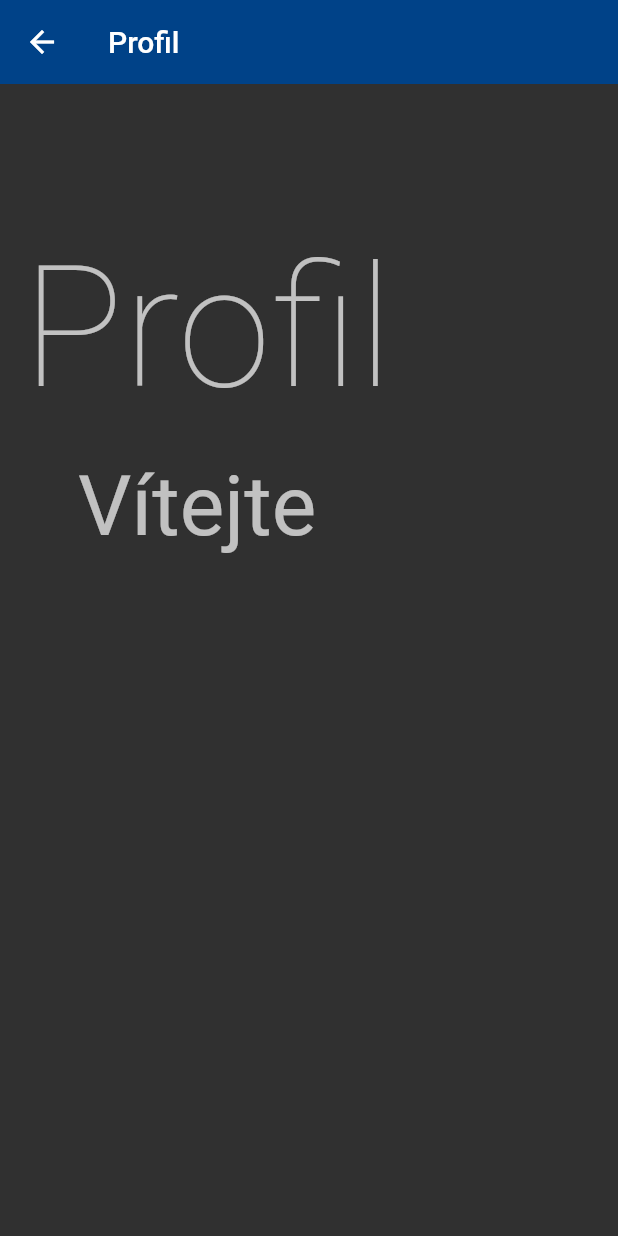
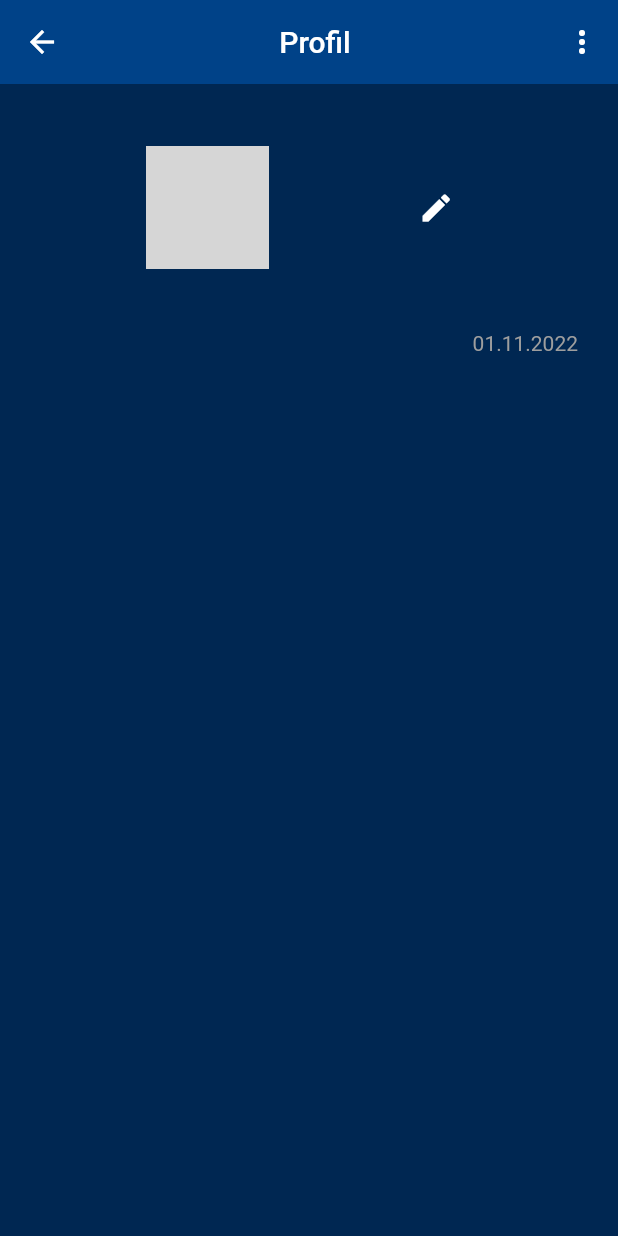
Before and after one commit to Dandix3/ALBI_MAT_PROJECT, a Flutter app: the UserScreen screen opened by its route, on a phone screen of 412 x 824 dp. Run offline on Flutter 3.47's test engine with Material 2 defaults, Android fonts, the phone set to English and light mode, and no system bars; our stand-ins replace animated_bottom_navigation_bar, shared_preferences; missing offline and left inert: crypt; accounts and stored records are empty; network calls fail; grey boxes are pictures that could not be loaded.

```diff
--- a/lib/auth/services/auth.service.dart
+++ b/lib/auth/services/auth.service.dart
@@ -64,8 +64,9 @@ class AuthService with ChangeNotifier {
     }
   }
 
-  Future<bool> logout() async {
+  Future<bool> logout(UserService userService) async {
     LocalStorage.removeData('token');
+    userService.clear();
     isAuthenticated = false;
     notifyListeners();
     return true;
--- a/lib/config/api_config.dart
+++ b/lib/config/api_config.dart
@@ -1,5 +1,5 @@
 
 class ApiConfig {
   //if you are using android studio emulator, change localhost to 10.0.2.2 http://127.0.0.1:8000 http://192.168.212.132:5173/ 192.168.212.132:8000 http://192.168.212.185:5173/api
-  static String url = 'http://localhost:8000/api';
+  static String url = 'http://localhost:8000/api/v1';
 }
--- /dev/null
+++ b/lib/config/theme.dart
@@ -0,0 +1,29 @@
+import 'package:flutter/material.dart';
+import 'package:albi_hry/config/colors.dart';
+
+
+ThemeData albi_theme = ThemeData.dark()
+    .copyWith( // možná appbar hodit průhledy jak HBO appka
+  useMaterial3: true,
+  colorScheme: const ColorScheme.dark().copyWith(
+    primary: AlbiColors.primaryColorBlue,
+    secondary: AlbiColors.primaryColorRed,
+    tertiary: AlbiColors.primaryColorYellow,
+    background: AlbiColors.backgroundColorLight,
+  ),
+  buttonTheme: const ButtonThemeData(
+    buttonColor: AlbiColors.primaryColorRed,
+    textTheme: ButtonTextTheme.primary,
+  ),
+  backgroundColor: AlbiColors.backgroundColorDark,
+  appBarTheme: const AppBarTheme(
+    backgroundColor: AlbiColors.backgroundColorLight,
+  ),
+  bottomNavigationBarTheme: const BottomNavigationBarThemeData(
+    backgroundColor: AlbiColors.backgroundColorLight,
+    selectedIconTheme: IconThemeData(color: AlbiColors.primaryColorYellow),
+    selectedItemColor: AlbiColors.primaryColorYellow,
+  ),
+  textTheme: const TextTheme(
+  ),
+);
--- a/lib/user/screens/user.screen.dart
+++ b/lib/user/screens/user.screen.dart
@@ -1,5 +1,8 @@
+import 'package:albi_hry/auth/services/auth.service.dart';
+import 'package:albi_hry/main.screen.dart';
 import 'package:flutter/material.dart';
 import 'package:provider/provider.dart';
+import 'package:intl/intl.dart';
 
 import '../services/user.service.dart';
 
@@ -13,34 +16,82 @@ class UserScreen extends StatelessWidget {
     final theme = Theme.of(context);
     final size = MediaQuery.of(context).size;
     final userService = Provider.of<UserService>(context);
+    final authService = Provider.of<AuthService>(context, listen: false);
+
+    Future<void> logout() async {
+      print("logout");
+      await authService.logout(userService).then((value) => Navigator.of(context).popUntil((route) => route.isFirst));
+    }
 
     return Scaffold(
+      backgroundColor: theme.backgroundColor,
       appBar: AppBar(
-        title: const Text('Profil'),
+        title: const Center(child: Text('Profil')),
+        actions: [
+          PopupMenuButton(itemBuilder: (context) {
+            return [
+              PopupMenuItem(
+                child: TextButton(
+                  onPressed:logout,
+                  child: const Text('Odhlásit se'),
+                ),
+              ),
+            ];
+          }),
+        ],
       ),
       body: SingleChildScrollView(
         child: SafeArea(
-          child: Padding(
-            padding: const EdgeInsets.all(15),
-            child: Consumer(
-              builder: (context, UserService userService, child) {
-                return Column(
-                  children: [
-                    SizedBox(height: size.height * 0.1),
-                    Text(
-                      'Profil',
-                      style: theme.textTheme.headline1,
+          child: Column(
+            children: [
+              SizedBox(height: size.height * 0.05),
+              Row(
+                crossAxisAlignment: CrossAxisAlignment.center,
+                mainAxisAlignment: MainAxisAlignment.center,
+                children: [
+                  ClipRRect(
+                    borderRadius: BorderRadius.circular(100),
+                    child: Container(
+                      width: size.width * 0.2,
+                      height: size.width * 0.2,
+                      decoration: const BoxDecoration(
+                        image: DecorationImage(
+                          image: NetworkImage("https://img.freepik.com/premium-vector/person-avatar-design_24877-38137.jpg?w=740"),
+                          fit: BoxFit.cover,
+                        ),
+                      ),
                     ),
-                    const SizedBox(height: 20),
-                    Text(
-                      'Vítejte ${userService.user?.name}',
-                      style: theme.textTheme.headline2,
+                  ),
+                  SizedBox(width: size.width * 0.1),
+                  Container(
+                    child: Column(
+                      children: [
+                        Text(
+                          "${userService.user!.name} ${userService.user!.surname}",
+                          style: TextStyle(fontSize: 20, fontWeight: FontWeight.bold),
+                        ),
+                      ],
                     ),
-                  ],
-                );
-              },
-            ),
-          ),
+                  ),
+                  SizedBox(width: size.width * 0.1),
+                  Container(
+                    child: IconButton(
+                      onPressed: () {},
+                      icon: const Icon(Icons.edit),
+                    ),
+                  ),
+                ],
+              ),
+              SizedBox(height: size.height * 0.05),
+              Container(
+                margin: EdgeInsets.only(left: MediaQuery.of(context).size.width * 0.7),
+                child: Text(
+                  DateFormat('dd.MM.yyyy').format(userService.user!.createdAt),
+                  style: TextStyle(color: Colors.grey),
+                ),
+              )
+            ],
+          )
         ),
       ),
     );
--- a/pubspec.yaml
+++ b/pubspec.yaml
@@ -30,6 +30,8 @@ dependencies:
   flutter:
     sdk: flutter
   provider: ^6.0.4
+  animated_bottom_navigation_bar: ^1.1.0
+  intl: ^0.17.0
   http: ^0.13.5
   shared_preferences: ^2.0.15
 
@@ -64,6 +66,7 @@ flutter:
   assets:
     - assets/images/facebook_login_icon.png
     - assets/images/google_login_icon.jpg
+    - assets/backgrounds/background-arrow.png
 
   # An image asset can refer to one or more resolution-specific "variants", see
   # https://flutter.dev/assets-and-images/#resolution-aware
```
Also changed, not shown: lib/main.dart (+2 -23 lines), lib/main.screen.dart (+58 -34 lines), assets/backgrounds/background-arrow.png (added), pubspec.lock.
